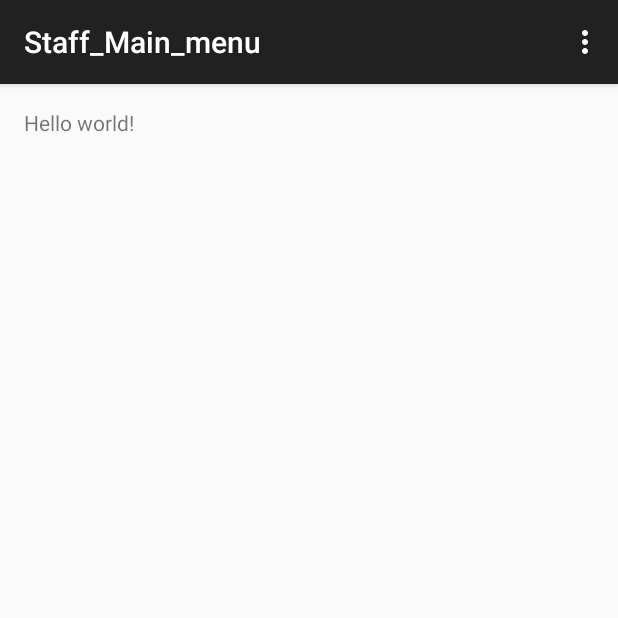
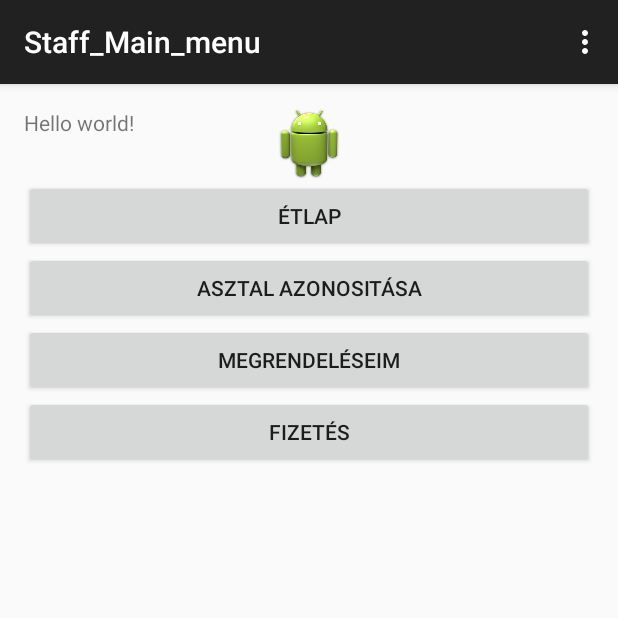
Before and after one commit to ArturHalmagyi/felhasznaloi_fiuk, an Android app: the Staff_Main_menu screen opened directly, with no data from a screen before it, on a phone screen of 412 x 824 dp, the top half of it. Run offline under Robolectric (Android 15) with nearby library versions, the phone set to English and light mode, and no system bars.

Commit message:
login_megint

```diff
--- a/felhasznaloi_fiuk/app/src/main/res/layout/activity_staff_login.xml
+++ b/felhasznaloi_fiuk/app/src/main/res/layout/activity_staff_login.xml
@@ -29,12 +29,14 @@
         android:layout_width="wrap_content"
         android:layout_height="wrap_content"
         android:inputType="textPersonName"
-        android:text="Name"
         android:ems="10"
         android:id="@+id/editText2"
         android:layout_below="@+id/textView"
         android:layout_alignLeft="@+id/textView2"
-        android:layout_alignStart="@+id/textView2" />
+        android:layout_alignStart="@+id/textView2"
+        >
+        <requestFocus/>
+    </EditText>
 
     <TextView
         android:layout_width="wrap_content"
@@ -56,6 +58,15 @@
         android:layout_alignLeft="@+id/editText"
         android:layout_alignStart="@+id/editText" />
 
+    <Button
+        android:layout_width="wrap_content"
+        android:layout_height="wrap_content"
+        android:text="@string/layout_activity_staff_login_ButtonLogin"
+        android:id="@+id/button"
+        android:onClick="login"
+        android:layout_below="@+id/editText"
+        android:layout_centerHorizontal="true"
+        android:layout_marginTop="26dp" />
 
 
 </RelativeLayout>
--- a/felhasznaloi_fiuk/app/src/main/res/layout/activity_staff_main_menu.xml
+++ b/felhasznaloi_fiuk/app/src/main/res/layout/activity_staff_main_menu.xml
@@ -8,5 +8,46 @@
 
     <TextView android:text="@string/hello_world" android:layout_width="wrap_content"
         android:layout_height="wrap_content" />
+    <ImageView
+        android:layout_width="wrap_content"
+        android:layout_height="wrap_content"
+        android:id="@+id/imageView"
+        android:background="@drawable/ic_launcher"
+        android:layout_alignParentTop="true"
+        android:layout_centerHorizontal="true" />
+
+    <Button
+        android:layout_width="match_parent"
+        android:layout_height="wrap_content"
+        android:text="@string/layout_activity_guest_main_menu_etlap"
+        android:id="@+id/btn_meal"
+        style="@style/TextAppearance.AppCompat.Button"
+        android:layout_below="@+id/imageView"
+        android:layout_centerHorizontal="true" />
+
+    <Button
+        android:layout_width="match_parent"
+        android:layout_height="wrap_content"
+        android:text="@string/layout_activity_guest_main_menu_asztal_azonositas"
+        android:id="@+id/btn_tables"
+        android:layout_below="@+id/btn_meal"
+        android:layout_centerHorizontal="true" />
+
+    <Button
+        android:layout_width="match_parent"
+        android:layout_height="wrap_content"
+        android:text="@string/layout_activity_guest_main_menu_fizetes"
+        android:id="@+id/btn_pay"
+        android:layout_centerHorizontal="true"
+        android:layout_below="@+id/btn_order"/>
+
+    <Button
+        android:layout_width="match_parent"
+        android:layout_height="wrap_content"
+        android:text="@string/layout_activity_guest_main_menu_megrendeleseim"
+        android:id="@+id/btn_order"
+        android:layout_below="@+id/btn_tables"
+        android:layout_alignParentLeft="true"
+        android:layout_alignParentStart="true" />
 
 </RelativeLayout>
--- a/felhasznaloi_fiuk/app/src/main/res/values/strings.xml
+++ b/felhasznaloi_fiuk/app/src/main/res/values/strings.xml
@@ -19,7 +19,7 @@
 
     <string name="layout_activity_staff_login_felhasznalonev">Felhasználónév</string>
     <string name="layout_activity_staff_login_jelszo">Jelszó</string>
-
+    <string name="layout_activity_staff_login_ButtonLogin">Belépés</string>
 
 
 
```
